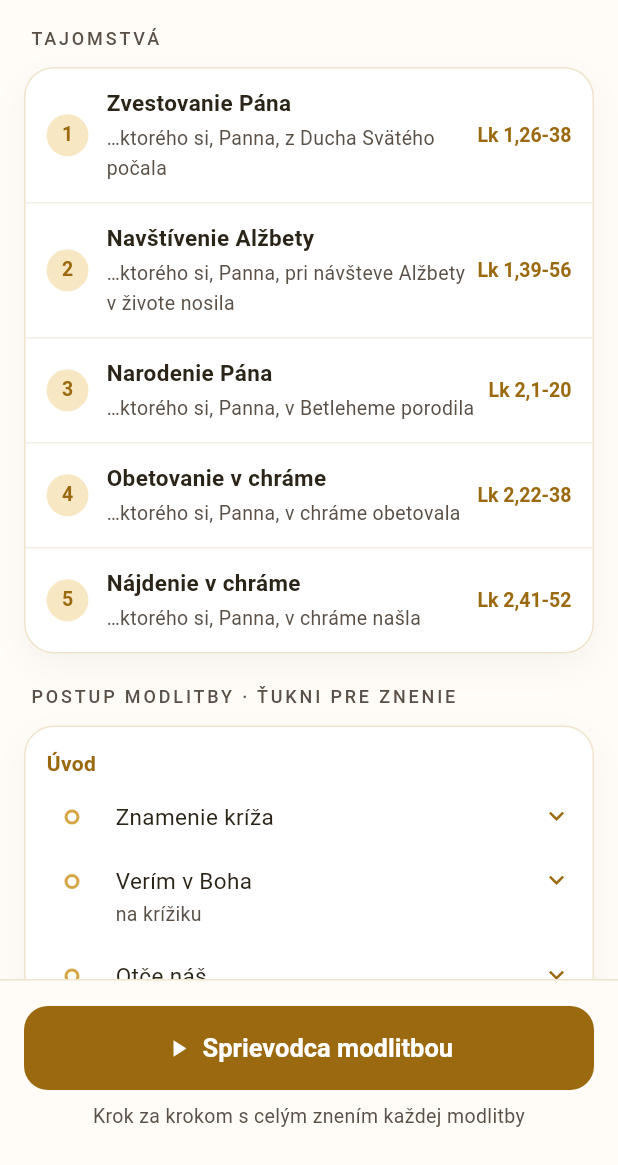
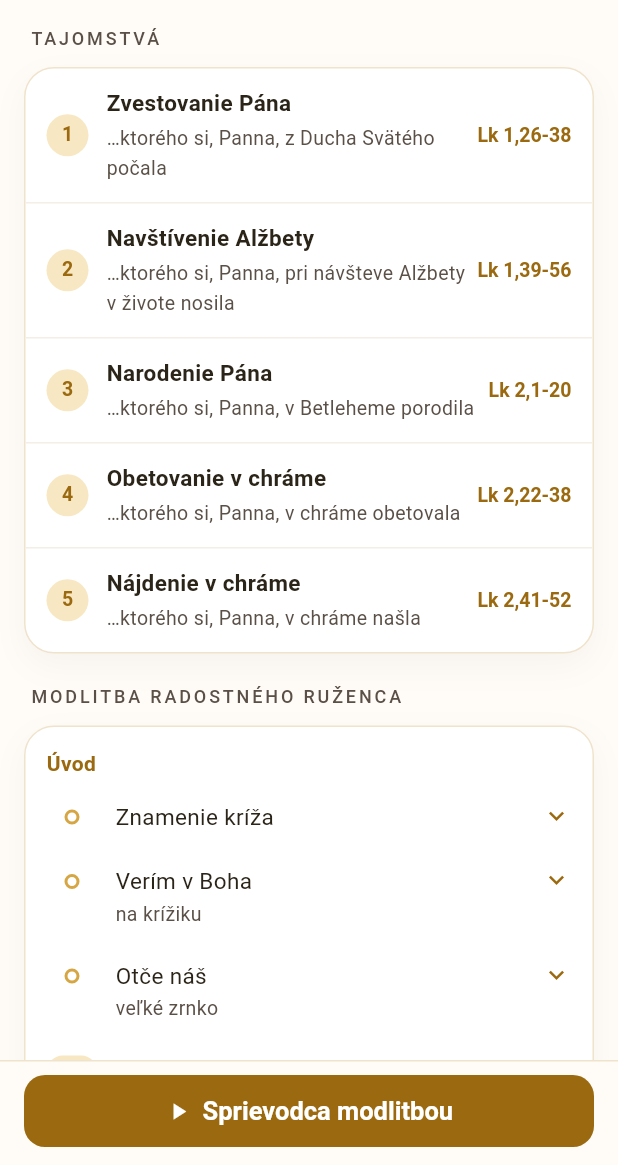
Before and after one commit to malymaros/bible_tracker, a Flutter app: the RosaryDetailScreen screen opened directly with sample values from the repository, on a phone screen of 412 x 824 dp, the part 71-1236 px from its top. Run offline on Flutter 3.47's test engine with Material 3 defaults, Android fonts, the phone set to English and light mode, and no system bars; our stand-ins replace drift, drift_flutter, flutter_riverpod, go_router, share_plus; accounts and stored records are empty; generated files the repository leaves out were written again.

Commit message:
UI polish: bookmarks by book, rosary in today's reading card, guide shows the full mystery
- Bookmarks list is always grouped by book in Bible order; the
  "Podľa Biblie / Najnovšie" switch is gone.
- Reader opened from the Bible tab no longer has the chapter bookmark
  button (verses are bookmarked by tapping them).
- Rosary button: no tint, moved from the plan app bar to the top-right
  corner of the "Dnešné čítanie" card, overlaid so the card keeps its height.
- Rosary guide shows the mystery exactly like the detail list (name,
  "…insert", scripture link) via the shared RosaryMysteryRow.
- Guide back arrow keeps a visible outline when disabled on the first step.
- Rosary detail: heading "Modlitba <rosary> ruženca" instead of
  "Postup modlitby · ťukni pre znenie"; guide caption removed; the guide
  button stays full width but is lower.

Co-Authored-By: Claude Opus 5.5 <noreply@anthropic.com>

```diff
--- a/lib/features/rosary/screens/rosary_detail_screen.dart
+++ b/lib/features/rosary/screens/rosary_detail_screen.dart
@@ -55,7 +55,7 @@ class _RosaryDetailScreenState extends State<RosaryDetailScreen> {
             ),
           ),
           const SizedBox(height: 20),
-          _SectionLabel(l10n.rosaryPrayerOrderSection),
+          _SectionLabel(l10n.rosaryPrayerOrderSection(rosary.kind.name)),
           const SizedBox(height: 10),
           AppCard(
             padding: const EdgeInsets.only(bottom: 10),
@@ -91,18 +91,16 @@ class _RosaryDetailScreenState extends State<RosaryDetailScreen> {
         child: SafeArea(
           top: false,
           child: Padding(
-            padding: const EdgeInsets.fromLTRB(16, 18, 16, 22),
-            child: Column(
-              mainAxisSize: MainAxisSize.min,
-              crossAxisAlignment: CrossAxisAlignment.stretch,
-              children: [
-                SizedBox(
-                  height: 56,
+            // Full width but low, so the list above keeps most of the screen.
+            padding: const EdgeInsets.fromLTRB(16, 10, 16, 12),
+            child: SizedBox(
+              height: 48,
+              width: double.infinity,
               child: FilledButton.icon(
                 key: const Key('rosary-guide-button'),
                 style: FilledButton.styleFrom(
                   shape: RoundedRectangleBorder(
-                        borderRadius: BorderRadius.circular(16),
+                    borderRadius: BorderRadius.circular(14),
                   ),
                   textStyle: const TextStyle(
                     fontSize: 17,
@@ -117,17 +115,6 @@ class _RosaryDetailScreenState extends State<RosaryDetailScreen> {
                 icon: const Icon(Icons.play_arrow),
                 label: Text(l10n.rosaryGuideButton),
               ),
-                ),
-                const SizedBox(height: 8),
-                Text(
-                  l10n.rosaryGuideCaption,
-                  textAlign: TextAlign.center,
-                  style: const TextStyle(
-                    fontSize: 13,
-                    color: AppColors.textMuted,
-                  ),
-                ),
-              ],
             ),
           ),
         ),
@@ -173,39 +160,7 @@ class _MysteryRow extends StatelessWidget {
               border: Border(top: BorderSide(color: AppColors.surfaceMuted)),
             )
           : null,
-      child: Row(
-        children: [
-          RosaryNumberBadge(number: mystery.number),
-          const SizedBox(width: 12),
-          Expanded(
-            child: Padding(
-              padding: const EdgeInsets.symmetric(vertical: 6),
-              child: Column(
-                crossAxisAlignment: CrossAxisAlignment.start,
-                children: [
-                  Text(
-                    mystery.name,
-                    style: const TextStyle(
-                      fontSize: 15,
-                      fontWeight: FontWeight.w600,
-                      color: AppColors.text,
-                    ),
-                  ),
-                  const SizedBox(height: 2),
-                  Text(
-                    '…${mystery.insert}',
-                    style: const TextStyle(
-                      fontSize: 13,
-                      color: AppColors.textMuted,
-                    ),
-                  ),
-                ],
-              ),
-            ),
-          ),
-          ScriptureRefLink(scriptureRef: mystery.ref),
-        ],
-      ),
+      child: RosaryMysteryRow(mystery: mystery),
     );
   }
 }
--- a/lib/features/rosary/widgets/rosary_ui.dart
+++ b/lib/features/rosary/widgets/rosary_ui.dart
@@ -77,7 +77,8 @@ class _RosaryBeadsPainter extends CustomPainter {
       oldDelegate.color != color;
 }
 
-/// App-bar action that opens the rosary list.
+/// Opens the rosary list; overlays the title of the plan's today's
+/// reading card. Compact (36 px) to fit beside the title.
 class RosaryNavButton extends StatelessWidget {
   const RosaryNavButton({super.key});
 
@@ -87,7 +88,11 @@ class RosaryNavButton extends StatelessWidget {
     return IconButton(
       key: const Key('plan-rosary-nav-button'),
       tooltip: l10n.rosaryTitle,
-      style: IconButton.styleFrom(backgroundColor: AppColors.goldSoft),
+      padding: const EdgeInsets.all(6),
+      constraints: const BoxConstraints.tightFor(width: 36, height: 36),
+      style: IconButton.styleFrom(
+        tapTargetSize: MaterialTapTargetSize.shrinkWrap,
+      ),
       onPressed: () => Navigator.of(
         context,
       ).push(MaterialPageRoute<void>(builder: (_) => const RosaryListScreen())),
@@ -230,3 +235,54 @@ class RosaryAppBarTitle extends StatelessWidget {
     );
   }
 }
+
+/// One mystery as the detail list shows it: number, name, the "…insert"
+/// added to each Hail Mary, and the tappable scripture reference. The guide
+/// shows the same row so the mystery stays in view while praying.
+class RosaryMysteryRow extends StatelessWidget {
+  final RosaryMystery mystery;
+  final Color badgeBackground;
+
+  const RosaryMysteryRow({
+    super.key,
+    required this.mystery,
+    this.badgeBackground = AppColors.goldSoft,
+  });
+
+  @override
+  Widget build(BuildContext context) {
+    return Row(
+      children: [
+        RosaryNumberBadge(number: mystery.number, background: badgeBackground),
+        const SizedBox(width: 12),
+        Expanded(
+          child: Padding(
+            padding: const EdgeInsets.symmetric(vertical: 6),
+            child: Column(
+              crossAxisAlignment: CrossAxisAlignment.start,
+              children: [
+                Text(
+                  mystery.name,
+                  style: const TextStyle(
+                    fontSize: 15,
+                    fontWeight: FontWeight.w600,
+                    color: AppColors.text,
+                  ),
+                ),
+                const SizedBox(height: 2),
+                Text(
+                  '…${mystery.insert}',
+                  style: const TextStyle(
+                    fontSize: 13,
+                    color: AppColors.textMuted,
+                  ),
+                ),
+              ],
+            ),
+          ),
+        ),
+        ScriptureRefLink(scriptureRef: mystery.ref),
+      ],
+    );
+  }
+}
--- a/lib/l10n/app_localizations.dart
+++ b/lib/l10n/app_localizations.dart
@@ -244,12 +244,6 @@ abstract class AppLocalizations {
   /// **'Pôvodné zobrazenie'**
   String get readerTextViewOriginal;
 
-  /// No description provided for @readerBookmarkChapter.
-  ///
-  /// In sk, this message translates to:
-  /// **'Záložka na kapitolu'**
-  String get readerBookmarkChapter;
-
   /// No description provided for @verseActionBookmark.
   ///
   /// In sk, this message translates to:
@@ -303,18 +297,6 @@ abstract class AppLocalizations {
   /// In sk, this message translates to:
   /// **'Žiadne záložky'**
   String get bookmarksEmpty;
-
-  /// No description provided for @bookmarksSortCanonical.
-  ///
-  /// In sk, this message translates to:
-  /// **'Podľa Biblie'**
-  String get bookmarksSortCanonical;
-
-  /// No description provided for @bookmarksSortRecent.
-  ///
-  /// In sk, this message translates to:
-  /// **'Najnovšie'**
-  String get bookmarksSortRecent;
 
   /// No description provided for @planCreateTitle.
   ///
@@ -664,7 +646,7 @@ abstract class AppLocalizations {
   /// **'Dnešné čítanie v pláne'**
   String get statsTodaySummary;
 
-  /// Rosary list screen title and tooltip of the rosary button in the plan app bar
+  /// Rosary list screen title and tooltip of the rosary button in the today's reading card
   ///
   /// In sk, this message translates to:
   /// **'Ruženec'**
@@ -682,23 +664,17 @@ abstract class AppLocalizations {
   /// **'Tajomstvá'**
   String get rosaryMysteriesSection;
 
-  /// No description provided for @rosaryPrayerOrderSection.
+  /// Heading of the prayer order on the rosary detail; kind is the RosaryKind name
   ///
   /// In sk, this message translates to:
-  /// **'Postup modlitby · ťukni pre znenie'**
-  String get rosaryPrayerOrderSection;
+  /// **'Modlitba {kind, select, joyful{radostného ruženca} luminous{ruženca svetla} sorrowful{bolestného ruženca} other{slávnostného ruženca}}'**
+  String rosaryPrayerOrderSection(String kind);
 
   /// No description provided for @rosaryGuideButton.
   ///
   /// In sk, this message translates to:
   /// **'Sprievodca modlitbou'**
   String get rosaryGuideButton;
-
-  /// No description provided for @rosaryGuideCaption.
-  ///
-  /// In sk, this message translates to:
-  /// **'Krok za krokom s celým znením každej modlitby'**
-  String get rosaryGuideCaption;
 
   /// No description provided for @rosaryGuideNext.
   ///
--- a/lib/l10n/app_localizations_sk.dart
+++ b/lib/l10n/app_localizations_sk.dart
@@ -84,9 +84,6 @@ class AppLocalizationsSk extends AppLocalizations {
   String get readerTextViewOriginal => 'Pôvodné zobrazenie';
 
   @override
-  String get readerBookmarkChapter => 'Záložka na kapitolu';
-
-  @override
   String get verseActionBookmark => 'Záložka';
 
   @override
@@ -112,12 +109,6 @@ class AppLocalizationsSk extends AppLocalizations {
 
   @override
   String get bookmarksEmpty => 'Žiadne záložky';
-
-  @override
-  String get bookmarksSortCanonical => 'Podľa Biblie';
-
-  @override
-  String get bookmarksSortRecent => 'Najnovšie';
 
   @override
   String get planCreateTitle => 'Vytvoriť plán čítania';
@@ -306,14 +297,18 @@ class AppLocalizationsSk extends AppLocalizations {
   String get rosaryMysteriesSection => 'Tajomstvá';
 
   @override
-  String get rosaryPrayerOrderSection => 'Postup modlitby · ťukni pre znenie';
+  String rosaryPrayerOrderSection(String kind) {
+    String _temp0 = intl.Intl.selectLogic(kind, {
+      'joyful': 'radostného ruženca',
+      'luminous': 'ruženca svetla',
+      'sorrowful': 'bolestného ruženca',
+      'other': 'slávnostného ruženca',
+    });
+    return 'Modlitba $_temp0';
+  }
 
   @override
   String get rosaryGuideButton => 'Sprievodca modlitbou';
-
-  @override
-  String get rosaryGuideCaption =>
-      'Krok za krokom s celým znením každej modlitby';
 
   @override
   String get rosaryGuideNext => 'Ďalej';
--- a/lib/l10n/app_sk.arb
+++ b/lib/l10n/app_sk.arb
@@ -114,7 +114,6 @@
   "readerTextViewToggle": "Prepnúť zobrazenie textu",
   "readerTextViewVerses": "Nové zobrazenie",
   "readerTextViewOriginal": "Pôvodné zobrazenie",
-  "readerBookmarkChapter": "Záložka na kapitolu",
   "verseActionBookmark": "Záložka",
   "verseActionRemoveBookmark": "Odstrániť",
   "verseActionCopy": "Kopírovať",
@@ -124,8 +123,6 @@
   "verseBookmarkRemoved": "Záložka odstránená",
   "bookmarksTitle": "Záložky",
   "bookmarksEmpty": "Žiadne záložky",
-  "bookmarksSortCanonical": "Podľa Biblie",
-  "bookmarksSortRecent": "Najnovšie",
 
   "planCreateTitle": "Vytvoriť plán čítania",
   "planStartDate": "Začiatok",
@@ -188,13 +185,18 @@
 
   "rosaryTitle": "Ruženec",
   "@rosaryTitle": {
-    "description": "Rosary list screen title and tooltip of the rosary button in the plan app bar"
+    "description": "Rosary list screen title and tooltip of the rosary button in the today's reading card"
   },
   "rosaryTodayBadge": "DNES",
   "rosaryMysteriesSection": "Tajomstvá",
-  "rosaryPrayerOrderSection": "Postup modlitby · ťukni pre znenie",
+  "rosaryPrayerOrderSection": "Modlitba {kind, select, joyful{radostného ruženca} luminous{ruženca svetla} sorrowful{bolestného ruženca} other{slávnostného ruženca}}",
+  "@rosaryPrayerOrderSection": {
+    "description": "Heading of the prayer order on the rosary detail; kind is the RosaryKind name",
+    "placeholders": {
+      "kind": {"type": "String"}
+    }
+  },
   "rosaryGuideButton": "Sprievodca modlitbou",
-  "rosaryGuideCaption": "Krok za krokom s celým znením každej modlitby",
   "rosaryGuideNext": "Ďalej",
   "rosaryGuideRestart": "Začať odznova",
   "rosaryGuideBack": "Späť"
```
Also changed, not shown: lib/features/bible/screens/biblia_screen.dart (+5 -43 lines), lib/features/bible/screens/reader_screen.dart (+0 -16 lines), lib/features/plan/screens/plan_screen.dart (+26 -10 lines), lib/features/rosary/screens/rosary_guide_screen.dart (+12 -21 lines), 3 other files. Lines whose indentation alone changed are shown as unchanged.
